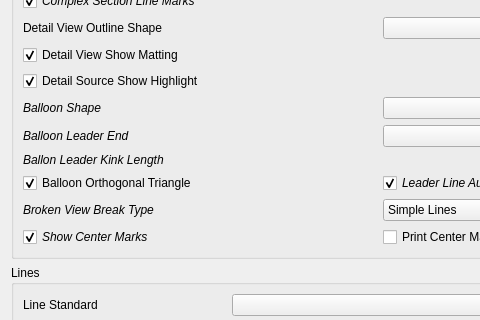
This is src/Mod/TechDraw/Gui/DlgPrefsTechDrawAnnotation.ui in southseact-3d/fcd as Qt 5 draws it before an edit; both pictures show x 0 to 480 and y 129 to 449 of the 580 by 795 pixel window. The edited form follows.
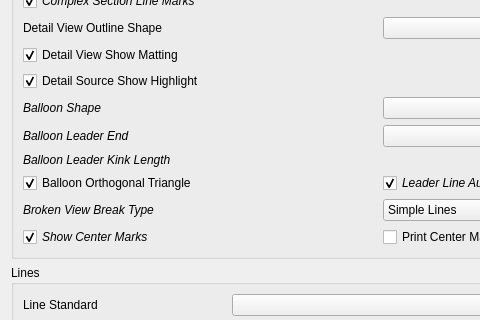
This is the edited form. Custom widgets are drawn as their Qt base class.

Commit message: TechDraw: fix typo ballon->balloon

Diff of the .ui file:
```diff
--- a/src/Mod/TechDraw/Gui/DlgPrefsTechDrawAnnotation.ui
+++ b/src/Mod/TechDraw/Gui/DlgPrefsTechDrawAnnotation.ui
@@ -432,7 +432,7 @@
            <string>Length of horizontal portion of Balloon leader</string>
           </property>
           <property name="text">
-           <string>Ballon Leader Kink Length</string>
+           <string>Balloon Leader Kink Length</string>
           </property>
          </widget>
         </item>
```
The commit also changes 1 other file.
